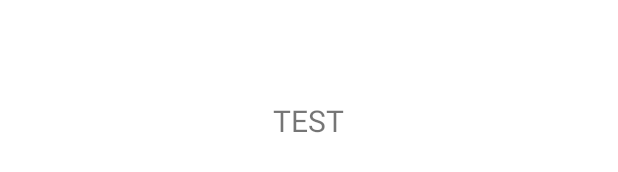
After one commit to kejuntong/HaHaWestern, an Android app: the layout view_sliding_menu.xml on its own in the app's theme, with its tools: preview values and no code run, on a phone screen of 412 x 824 dp. The commit adds this screen. Shown: the part 497-669 px from the top of the screen. Run offline under Robolectric (Android 15) with nearby library versions, the phone set to English and light mode, and no system bars.

Commit message:
added sliding menu

```diff
--- a/app/src/main/AndroidManifest.xml
+++ b/app/src/main/AndroidManifest.xml
@@ -1,13 +1,16 @@
 <?xml version="1.0" encoding="utf-8"?>
 <manifest xmlns:android="http://schemas.android.com/apk/res/android"
     package="com.kejuntong.hahawestern">
+
+    <uses-permission android:name="android.permission.INTERNET" />
 
     <application
         android:allowBackup="true"
         android:icon="@mipmap/ic_launcher"
         android:label="@string/app_name"
         android:supportsRtl="true"
-        android:theme="@style/AppTheme">
+        android:theme="@style/AppTheme"
+        android:name=".UtilClasses.MyApp">
         <activity android:name=".HomeActivity">
             <intent-filter>
                 <action android:name="android.intent.action.MAIN" />
--- /dev/null
+++ b/app/src/main/res/layout/view_sliding_menu.xml
@@ -0,0 +1,14 @@
+<?xml version="1.0" encoding="utf-8"?>
+<RelativeLayout xmlns:android="http://schemas.android.com/apk/res/android"
+    android:layout_width="match_parent"
+    android:layout_height="match_parent"
+    android:background="@color/white">
+
+    <TextView
+        android:layout_width="wrap_content"
+        android:layout_height="wrap_content"
+        android:text="TEST"
+        android:layout_centerInParent="true"
+        android:textSize="20dp"/>
+
+</RelativeLayout>
--- a/app/src/main/res/values-w820dp/dimens.xml
+++ /dev/null
@@ -1,6 +0,0 @@
-<resources>
-    <!-- Example customization of dimensions originally defined in res/values/dimens.xml
-         (such as screen margins) for screens with more than 820dp of available width. This
-         would include 7" and 10" devices in landscape (~960dp and ~1280dp respectively). -->
-    <dimen name="activity_horizontal_margin">64dp</dimen>
-</resources>
--- a/app/src/main/res/values/dimens.xml
+++ b/app/src/main/res/values/sliding_menu_dimens.xml
@@ -2,4 +2,6 @@
     <!-- Default screen margins, per the Android Design guidelines. -->
     <dimen name="activity_horizontal_margin">16dp</dimen>
     <dimen name="activity_vertical_margin">16dp</dimen>
+    <dimen name="shadow_width"> 15dp</dimen >
+    <dimen name="slidingmenu_offset"> 70dp</dimen >
 </resources>
```
Also changed, not shown: app/build.gradle (+14 -0 lines), app/src/main/java/com/kejuntong/hahawestern/HomeActivity.java (+31 -0 lines), app/src/main/java/com/kejuntong/hahawestern/ModelClasses/User.java (added, +23 -0 lines), app/src/main/java/com/kejuntong/hahawestern/UtilClasses/MyApp.java (added, +27 -0 lines).
